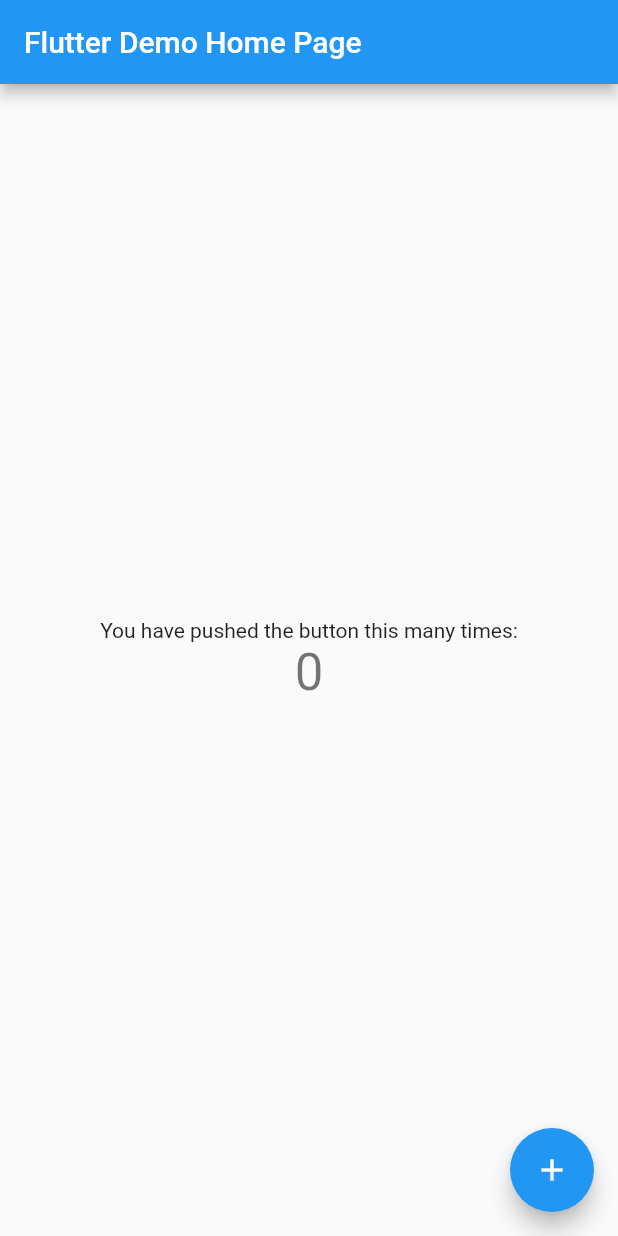
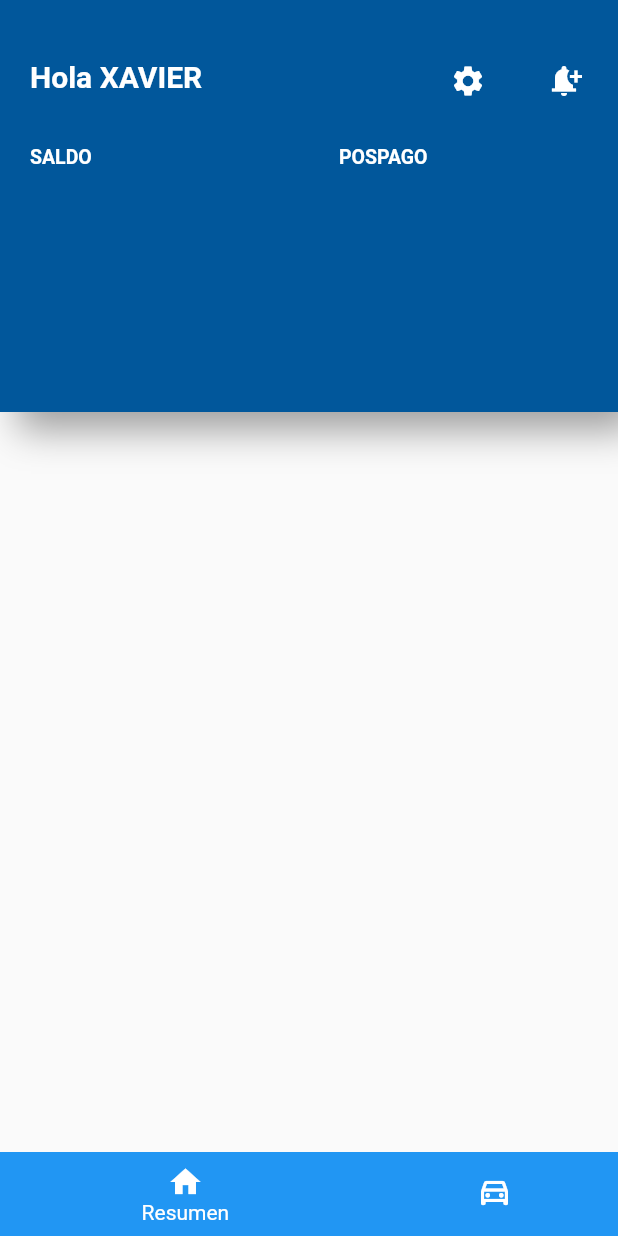
Before and after one commit to xavierquiroz1998/TelepeajeApp, a Flutter app: the screen it shows after launch, on a phone screen of 412 x 824 dp. Run offline on Flutter 3.47's test engine with Material 2 defaults, Android fonts, the phone set to English and light mode, and no system bars.

Commit message:
avances de page principal

```diff
--- a/lib/home/home.dart
+++ b/lib/home/home.dart
@@ -1,5 +1,8 @@
+import 'dart:math';
+
 import 'package:flutter/material.dart';
-
+import 'package:telepeaje_app/pages/cars.dart';
+import 'package:telepeaje_app/pages/principal.dart';
 
 class MyApp extends StatelessWidget {
   const MyApp({super.key});
@@ -8,7 +11,7 @@
   @override
   Widget build(BuildContext context) {
     return MaterialApp(
-      title: 'Flutter Demo',
+      debugShowCheckedModeBanner: false,
       theme: ThemeData(
         primarySwatch: Colors.blue,
       ),
@@ -26,39 +29,46 @@
 }
 
 class _MyHomePageState extends State<MyHomePage> {
-  int _counter = 0;
-
-  void _incrementCounter() {
-    setState(() {
-      _counter++;
-    });
-  }
+  int selectionIndex = 0;
 
   @override
   Widget build(BuildContext context) {
+    final colorSchema = Theme.of(context).colorScheme;
+
+    final screen = [const PagePrincipal(), const PageCars()];
+
     return Scaffold(
-      appBar: AppBar(
-        title: Text(widget.title),
-      ),
-      body: Center(
-        child: Column(
-          mainAxisAlignment: MainAxisAlignment.center,
-          children: <Widget>[
-            const Text(
-              'You have pushed the button this many times:',
+      // appBar: AppBar(
+      //   backgroundColor: colorCab,
+      //   title: Text(
+      //     "Hola XAVIER",
+      //     style: styteText(20, colorText),
+      //   ),
+      // ),
+      body: screen[selectionIndex],
+      bottomNavigationBar: BottomNavigationBar(
+          type: BottomNavigationBarType.shifting,
+          currentIndex: selectionIndex,
+          onTap: (value) {
+            setState(() {
+              selectionIndex = value;
+            });
+          },
+          elevation: 0,
+          items: [
+            BottomNavigationBarItem(
+              icon: Icon(Icons.home_outlined),
+              activeIcon: Icon(Icons.home),
+              label: "Resumen",
+              backgroundColor: colorSchema.primary,
             ),
-            Text(
-              '$_counter',
-              style: Theme.of(context).textTheme.headlineMedium,
+            BottomNavigationBarItem(
+              icon: Icon(Icons.drive_eta_outlined),
+              activeIcon: Icon(Icons.drive_eta_sharp),
+              label: "Vehiculos",
+              backgroundColor: colorSchema.tertiary,
             ),
-          ],
-        ),
-      ),
-      floatingActionButton: FloatingActionButton(
-        onPressed: _incrementCounter,
-        tooltip: 'Increment',
-        child: const Icon(Icons.add),
-      ),
+          ]),
     );
   }
 }
--- /dev/null
+++ b/lib/pages/cars.dart
@@ -0,0 +1,19 @@
+import 'package:flutter/material.dart';
+import 'package:flutter/src/widgets/framework.dart';
+import 'package:flutter/src/widgets/placeholder.dart';
+
+class PageCars extends StatefulWidget {
+  const PageCars({super.key});
+
+  @override
+  State<PageCars> createState() => _PageCarsState();
+}
+
+class _PageCarsState extends State<PageCars> {
+  @override
+  Widget build(BuildContext context) {
+    return Center(
+      child: Text("cars"),
+    );
+  }
+}
--- /dev/null
+++ b/lib/pages/principal.dart
@@ -0,0 +1,160 @@
+import 'package:flutter/material.dart';
+
+class PagePrincipal extends StatefulWidget {
+  const PagePrincipal({super.key});
+
+  @override
+  State<PagePrincipal> createState() => _PagePrincipalState();
+}
+
+class _PagePrincipalState extends State<PagePrincipal> {
+  @override
+  void initState() {
+    // TODO: implement initState
+    super.initState();
+    print("INICIO");
+  }
+
+  @override
+  Widget build(BuildContext context) {
+    var sizeGlobal = MediaQuery.of(context).size;
+    Color? colorCab = Colors.lightBlue.shade900;
+    Color? colorText = Colors.white;
+
+    return SingleChildScrollView(
+      child: Column(
+        crossAxisAlignment: CrossAxisAlignment.start,
+        children: <Widget>[
+          Container(
+            decoration: BoxDecoration(
+              color: colorCab,
+              boxShadow: [
+                BoxShadow(
+                  color: Colors.grey,
+                  offset: Offset(12, 12),
+                  blurRadius: 20,
+                )
+              ],
+            ),
+
+            //width: sizeGlobal.width / 2,
+            height: sizeGlobal.height / 3,
+            //color: colorCab,
+            child: Column(
+              children: [
+                Row(
+                  children: [
+                    Expanded(
+                      child: Container(
+                        color: colorCab,
+                        child: Row(
+                          mainAxisAlignment: MainAxisAlignment.start,
+                          children: [
+                            Expanded(
+                              child: Row(
+                                children: [
+                                  Container(
+                                    height: sizeGlobal.height / 10,
+                                    child: Center(
+                                      child: Padding(
+                                        padding: const EdgeInsets.fromLTRB(
+                                            20, 20, 0, 0),
+                                        child: Text(
+                                          "Hola XAVIER",
+                                          style: styteText(20, colorText),
+                                        ),
+                                      ),
+                                    ),
+                                  ),
+                                ],
+                              ),
+                            ),
+                            Expanded(
+                              child: Row(
+                                mainAxisAlignment: MainAxisAlignment.end,
+                                children: [
+                                  Container(
+                                    height: sizeGlobal.height / 10,
+                                    child: Center(
+                                      child: Padding(
+                                        padding: const EdgeInsets.fromLTRB(
+                                            0, 25, 0, 0),
+                                        child: TextButton.icon(
+                                            onPressed: () {},
+                                            icon: Icon(
+                                              Icons.settings,
+                                              color: colorText,
+                                            ),
+                                            label: Text("")),
+                                      ),
+                                    ),
+                                  ),
+                                  Container(
+                                    height: sizeGlobal.height / 10,
+                                    child: Center(
+                                      child: Padding(
+                                        padding: const EdgeInsets.fromLTRB(
+                                            0, 25, 0, 0),
+                                        child: TextButton.icon(
+                                            onPressed: () {},
+                                            icon: Icon(
+                                              Icons.notification_add,
+                                              color: colorText,
+                                            ),
+                                            label: Text("")),
+                                      ),
+                                    ),
+                                  ),
+                                ],
+                              ),
+                            ),
+                          ],
+                        ),
+                      ),
+                    )
+                  ],
+                ),
+                Row(
+                  children: [
+                    Expanded(
+                      child: Container(
+                        child: Padding(
+                          padding: const EdgeInsets.fromLTRB(20, 15, 0, 0),
+                          child: Text(
+                            "SALDO",
+                            style: styteText(13, colorText),
+                          ),
+                        ),
+                      ),
+                    ),
+                    Expanded(
+                      child: Container(
+                        child: Padding(
+                          padding: const EdgeInsets.fromLTRB(20, 15, 0, 0),
+                          child: Text(
+                            "POSPAGO",
+                            style: styteText(13, colorText),
+                          ),
+                        ),
+                      ),
+                    ),
+                  ],
+                ),
+              ],
+            ),
+          ),
+          // Container(
+          //   width: sizeGlobal.width / 2,
+          //   height: sizeGlobal.height / 2,
+          //   color: Colors.white,
+          // )
+        ],
+      ),
+    );
+  }
+}
+
+TextStyle styteText(double size, Color colorText) {
+  return TextStyle(
+      fontWeight: FontWeight.bold, fontSize: size, color: colorText);
+}
--- a/pubspec.yaml
+++ b/pubspec.yaml
@@ -19,7 +19,7 @@
 version: 1.0.0+1
 
 environment:
-  sdk: '>=2.19.6 <3.0.0'
+  sdk: '>=2.19.0 <3.0.0'
 
 # Dependencies specify other packages that your package needs in order to work.
 # To automatically upgrade your package dependencies to the latest versions
```
Also changed, not shown: pubspec.lock.
